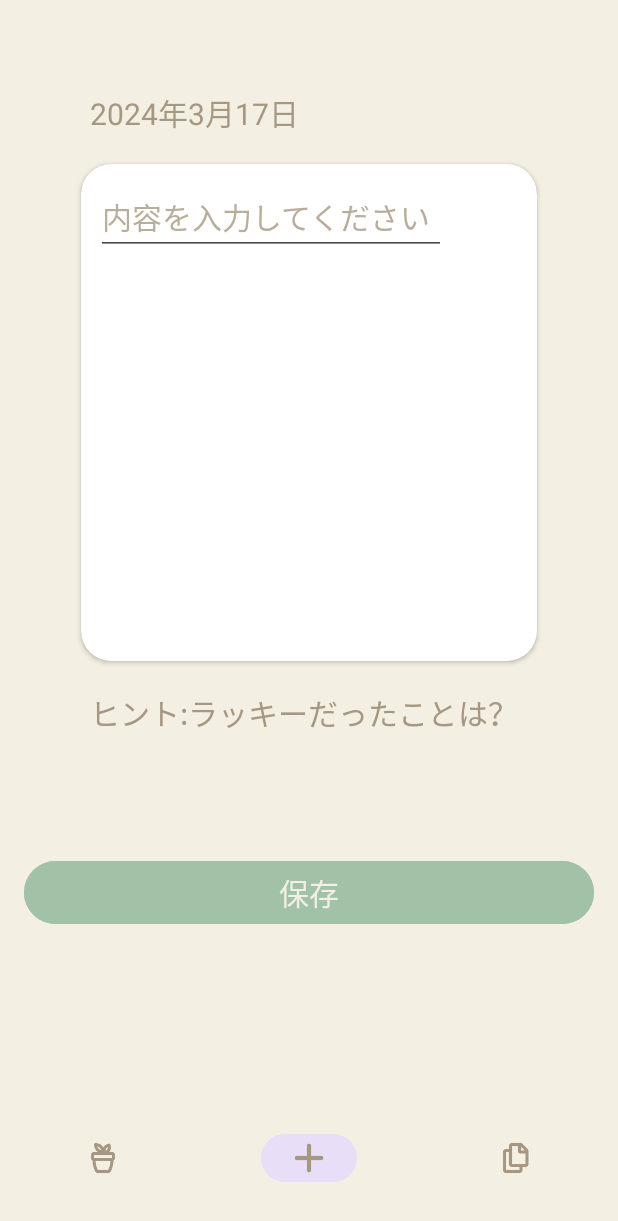
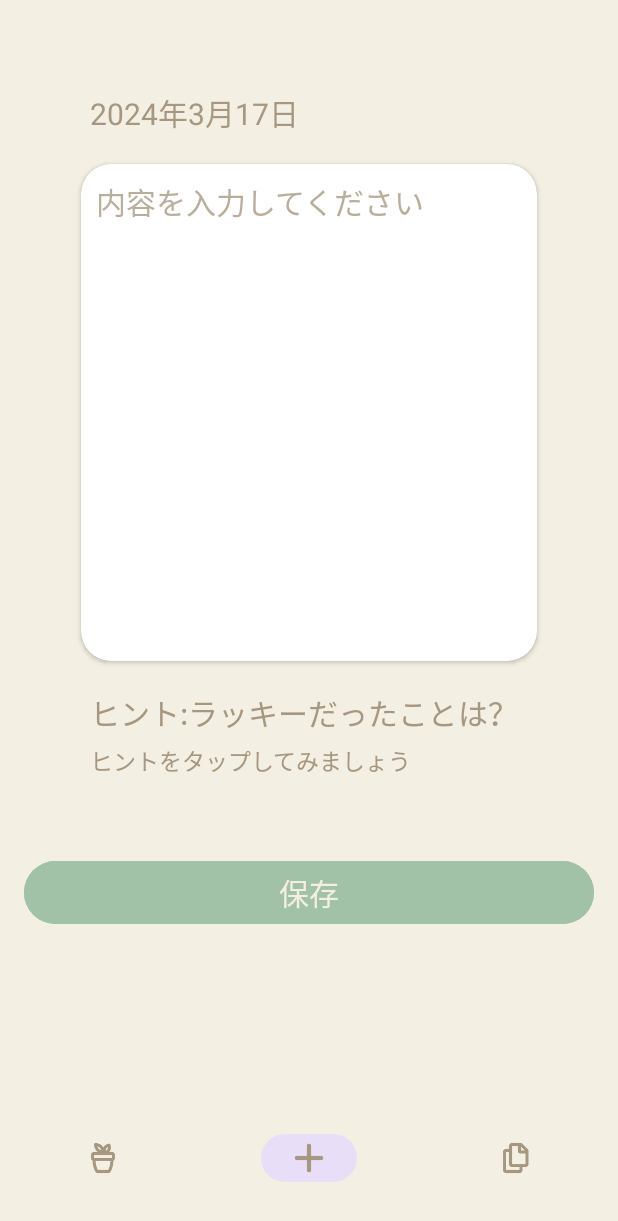
Before and after one commit to a1tannn/lit_android, an Android app: the AddFragment screen opened through its navigation route, on a phone screen of 412 x 824 dp. Shown: the top 1221 px of the screen. Run offline under Robolectric (Android 15) with nearby library versions, the phone set to English and light mode, and no system bars; our stand-ins replace navigation-ui.

Commit message:
change EditText

```diff
--- a/GoodMemo/app/src/main/AndroidManifest.xml
+++ b/GoodMemo/app/src/main/AndroidManifest.xml
@@ -14,7 +14,8 @@
         tools:targetApi="31">
         <activity
             android:name=".MainActivity"
-            android:exported="true">
+            android:exported="true"
+            android:screenOrientation="portrait">
             <intent-filter>
                 <action android:name="android.intent.action.MAIN" />
 
--- a/GoodMemo/app/src/main/java/app/ai/aitan/goodmemo/FlowerFragment.kt
+++ b/GoodMemo/app/src/main/java/app/ai/aitan/goodmemo/FlowerFragment.kt
@@ -60,14 +60,14 @@ class FlowerFragment : Fragment() {
         }
         binding.progressBar.setProgress(progressCount,true)
 
-        Log.d("aitan","memoCount = $memoCount")
-        Log.d("aitan","progressCount = $progressCount")
+//        Log.d("aitan","memoCount = $memoCount")
+//        Log.d("aitan","progressCount = $progressCount")
 
         changeImage()
     }
 
     private fun changeImage() {
-        Log.d("aitan","flower in memoCount = $memoCount")
+//        Log.d("aitan","flower in memoCount = $memoCount")
 
         val imageIndex = when (memoCount) {
             in 0..2 -> 0
@@ -85,8 +85,7 @@ class FlowerFragment : Fragment() {
         val builder: AlertDialog.Builder = AlertDialog.Builder(requireContext())
         builder
             .setTitle("おめでとうございます！")
-            .setMessage("花が咲きました！" +
-                    "引き続き、ポジティブにいきましょう！")
+            .setMessage("花が咲きました！" + "\n" + "引き続き、ポジティブにいきましょう！")
             .setPositiveButton("OK") { dialog, which ->
                 with(pref.edit()) {
                     putBoolean("dialogShown", true)
--- a/GoodMemo/app/src/main/java/app/ai/aitan/goodmemo/SwipeAdapter.kt
+++ b/GoodMemo/app/src/main/java/app/ai/aitan/goodmemo/SwipeAdapter.kt
@@ -47,7 +47,7 @@ class SwipeAdapter(
 
         val editor = pref.edit()
         editor.putInt("MemoCount",memoCount).apply()
-        Log.d("aitan","$memoCount")
+//        Log.d("aitan","$memoCount")
 
         val textDateView = convertView.findViewById(R.id.memo_date_text) as TextView
         textDateView.text = mDateData[position]
@@ -84,7 +84,7 @@ class SwipeAdapter(
                     Toast.makeText(fragment.context, "${mDateData[position]}のメモを削除しました", Toast.LENGTH_SHORT).show()
                     memoCount--
                     editor.putInt("MemoCount",memoCount).apply()
-                    Log.d("aitan","after delete memoCount = $memoCount")
+//                    Log.d("aitan","after delete memoCount = $memoCount")
 
                     mSwipeStack.swipeTopViewLeft()
                 }
--- a/GoodMemo/app/src/main/res/layout/fragment_add.xml
+++ b/GoodMemo/app/src/main/res/layout/fragment_add.xml
@@ -5,7 +5,9 @@
         android:layout_height="match_parent"
         xmlns:tools="http://schemas.android.com/tools"
         tools:context=".AddFragment"
-        android:background="@color/base">
+        android:background="@color/base"
+        android:focusable="true"
+        android:focusableInTouchMode="true">
 
 
     <TextView
@@ -42,7 +44,8 @@
             android:hint="内容を入力してください"
             android:inputType="textMultiLine"
             android:textColorHint="#C8A69780"
-            android:textSize="20sp" />
+            android:textSize="20sp"
+            android:background="#00000000"/>
     </androidx.cardview.widget.CardView>
 
     <TextView
@@ -56,6 +59,17 @@
         android:textColor="@color/brown"
         app:layout_constraintStart_toStartOf="parent"
         app:layout_constraintTop_toBottomOf="@+id/card_view" />
+    <TextView
+        android:id="@+id/hint_assist_text"
+        android:layout_width="wrap_content"
+        android:layout_height="wrap_content"
+        android:layout_marginTop="5dp"
+        android:layout_marginStart="60dp"
+        android:text="ヒントをタップしてみましょう"
+        android:textSize="15sp"
+        android:textColor="@color/brown"
+        app:layout_constraintStart_toStartOf="parent"
+        app:layout_constraintTop_toBottomOf="@+id/hint_text" />
 
     <Button
         android:id="@+id/save_button"
--- a/GoodMemo/app/src/main/res/layout/fragment_record.xml
+++ b/GoodMemo/app/src/main/res/layout/fragment_record.xml
@@ -36,7 +36,7 @@
         android:layout_height="wrap_content"
         android:layout_marginTop="50dp"
         android:backgroundTint="@color/green"
-        android:text="Reset"
+        android:text="元に戻す"
         android:textColor="@color/base"
         android:textSize="20sp"
         app:layout_constraintEnd_toEndOf="parent"
```
Also changed, not shown: GoodMemo/app/src/main/java/app/ai/aitan/goodmemo/AddFragment.kt (+15 -4 lines).
